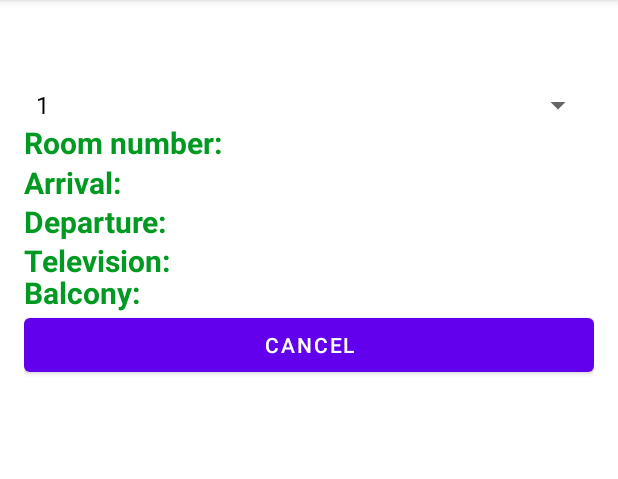
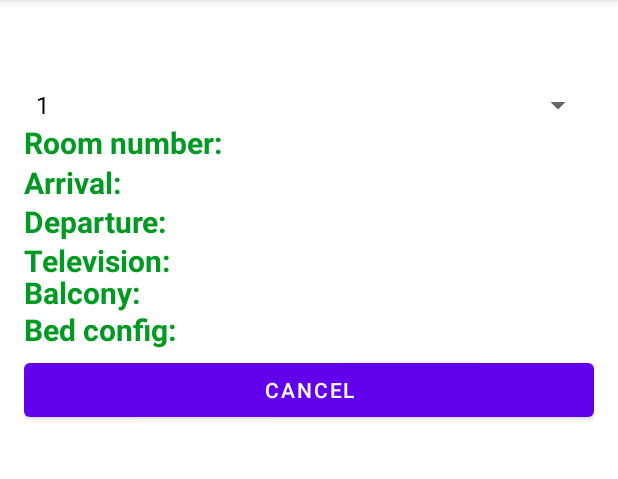
Before and after one commit to GreenHillHotel-Android/GreenHillHotel, an Android app: the fragment MyReservationsFragment shown on its own in the app's theme, on a phone screen of 412 x 824 dp, the part 84-563 px from its top. Run offline under Robolectric (Android 15) with nearby library versions, the phone set to English and light mode, and no system bars.

Commit message:
my reservations redesign

```diff
--- a/app/src/main/res/layout/fragment_reservation.xml
+++ b/app/src/main/res/layout/fragment_reservation.xml
@@ -93,7 +93,7 @@
         android:id="@+id/buttonCancel"
         android:layout_width="match_parent"
         android:layout_height="wrap_content"
-        android:layout_marginTop="190dp"
+        android:layout_marginTop="220dp"
         android:text="Cancel"/>
 
 
```
